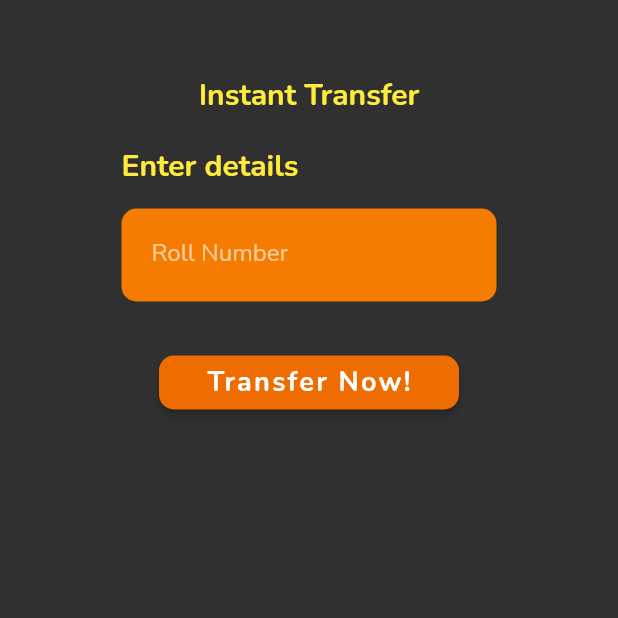
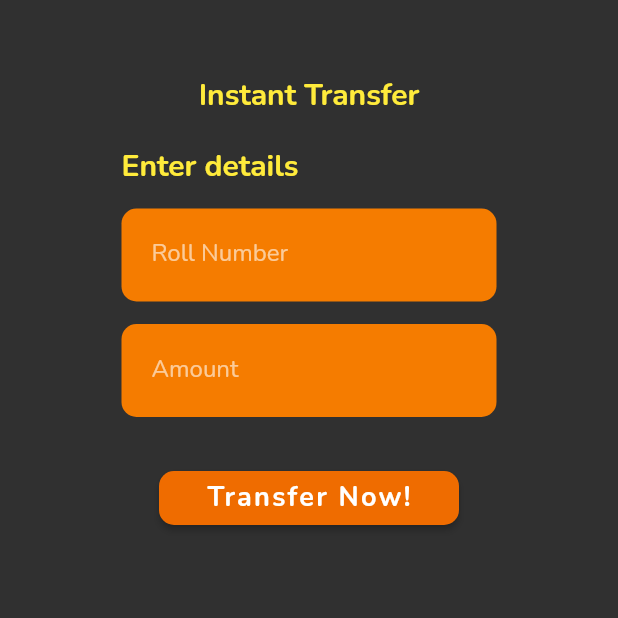
Before and after one commit to suleman-mahmood/card-pay, a Flutter app: the TransferScreen screen opened by its route, after a tap on "Transfer Now!", on a phone screen of 412 x 824 dp, the top half of it. Run offline on Flutter 3.47's test engine with Material 2 defaults, Android fonts, the light colour scheme and no system bars; our stand-ins replace cloud_firestore, cloud_functions, firebase_auth, firebase_core, font_awesome_flutter, google_fonts and 2 more; accounts and stored records are empty; network calls fail.

Commit message:
Transfer cloud function integration

```diff
--- a/frontend-flutter/lib/services/functions.dart
+++ b/frontend-flutter/lib/services/functions.dart
@@ -35,4 +35,20 @@ class FunctionsSevice {
       return false;
     }
   }
+
+  // TODO: change the return type of function and handle the result
+  Future<bool> makeTransfer(mdl.MakeTransferArguments args) async {
+    try {
+      final result = await _functions.httpsCallable("transfer").call(
+            args.toJson(),
+          );
+      print(result);
+      return true;
+    } on FirebaseFunctionsException catch (e) {
+      // Handle error
+      print(e.code);
+      print(e.message);
+      return false;
+    }
+  }
 }
--- a/frontend-flutter/lib/services/models.dart
+++ b/frontend-flutter/lib/services/models.dart
@@ -95,3 +95,18 @@ class CreateUserArguments {
       _$CreateUserArgumentsFromJson(json);
   Map<String, dynamic> toJson() => _$CreateUserArgumentsToJson(this);
 }
+
+@JsonSerializable()
+class MakeTransferArguments {
+  final int amount;
+  final String recipientRollNumber;
+
+  MakeTransferArguments({
+    this.amount = 0,
+    this.recipientRollNumber = '',
+  });
+
+  factory MakeTransferArguments.fromJson(Map<String, dynamic> json) =>
+      _$MakeTransferArgumentsFromJson(json);
+  Map<String, dynamic> toJson() => _$MakeTransferArgumentsToJson(this);
+}
--- a/frontend-flutter/lib/transfer/transfer.dart
+++ b/frontend-flutter/lib/transfer/transfer.dart
@@ -1,9 +1,14 @@
+import 'package:cardpay/services/functions.dart';
+import 'package:cardpay/services/models.dart';
 import 'package:flutter/material.dart';
 import 'package:flutter/src/foundation/key.dart';
 import 'package:flutter/src/widgets/framework.dart';
 
 class TransferScreen extends StatelessWidget {
-  const TransferScreen({Key? key}) : super(key: key);
+  String rollNumber = '';
+  int amount = 0;
+
+  TransferScreen({Key? key}) : super(key: key);
 
   @override
   Widget build(BuildContext context) {
@@ -36,8 +41,31 @@ class TransferScreen extends StatelessWidget {
                   color: Colors.orange[700],
                 ),
                 child: TextField(
+                  onChanged: (String rollNumberValue) {
+                    rollNumber = rollNumberValue;
+                  },
                   decoration: InputDecoration(
                     labelText: 'Roll Number',
+                    border: InputBorder.none,
+                  ),
+                ),
+              ),
+              Container(
+                width: 250,
+                margin: EdgeInsets.only(top: 15),
+                padding: EdgeInsets.only(left: 20),
+                decoration: BoxDecoration(
+                  borderRadius: BorderRadius.all(
+                    Radius.circular(10),
+                  ),
+                  color: Colors.orange[700],
+                ),
+                child: TextField(
+                  onChanged: (String amountValue) {
+                    amount = int.parse(amountValue);
+                  },
+                  decoration: InputDecoration(
+                    labelText: 'Amount',
                     border: InputBorder.none,
                   ),
                 ),
@@ -50,7 +78,14 @@ class TransferScreen extends StatelessWidget {
                   shape: RoundedRectangleBorder(
                     borderRadius: BorderRadius.circular(10),
                   ),
-                  onPressed: () => {},
+                  onPressed: () => {
+                    FunctionsSevice().makeTransfer(
+                      MakeTransferArguments(
+                        amount: amount,
+                        recipientRollNumber: rollNumber,
+                      ),
+                    )
+                  },
                   child: Text(
                     'Transfer Now!',
                   ),
```
Also changed, not shown: frontend-flutter/lib/services/models.g.dart, 2 other files.
